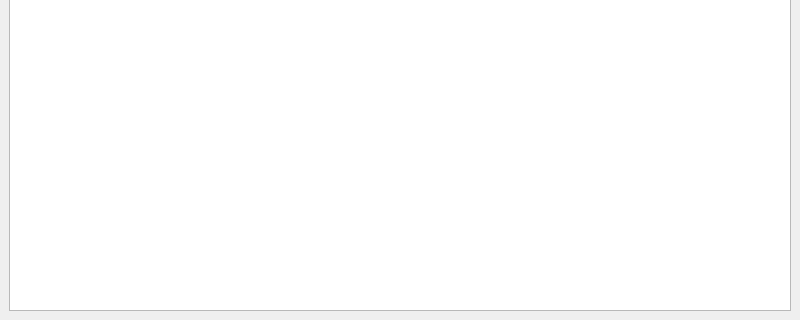
The window that mainwindow.ui (horvathzoltan/MessageMon3) describes before a commit, drawn with Qt 5; both pictures show x 0 to 800 and y 280 to 600 of the 800 by 600 pixel window.
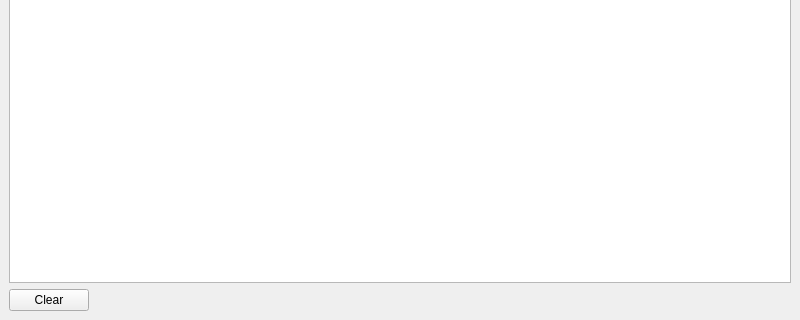
The same window after the commit.

What changed in the file:
```diff
--- a/mainwindow.ui
+++ b/mainwindow.ui
@@ -22,6 +22,30 @@
       </property>
      </widget>
     </item>
+    <item>
+     <layout class="QHBoxLayout" name="horizontalLayout">
+      <item>
+       <widget class="QPushButton" name="pushButton">
+        <property name="text">
+         <string>Clear</string>
+        </property>
+       </widget>
+      </item>
+      <item>
+       <spacer name="horizontalSpacer">
+        <property name="orientation">
+         <enum>Qt::Horizontal</enum>
+        </property>
+        <property name="sizeHint" stdset="0">
+         <size>
+          <width>40</width>
+          <height>20</height>
+         </size>
+        </property>
+       </spacer>
+      </item>
+     </layout>
+    </item>
    </layout>
   </widget>
  </widget>
```
